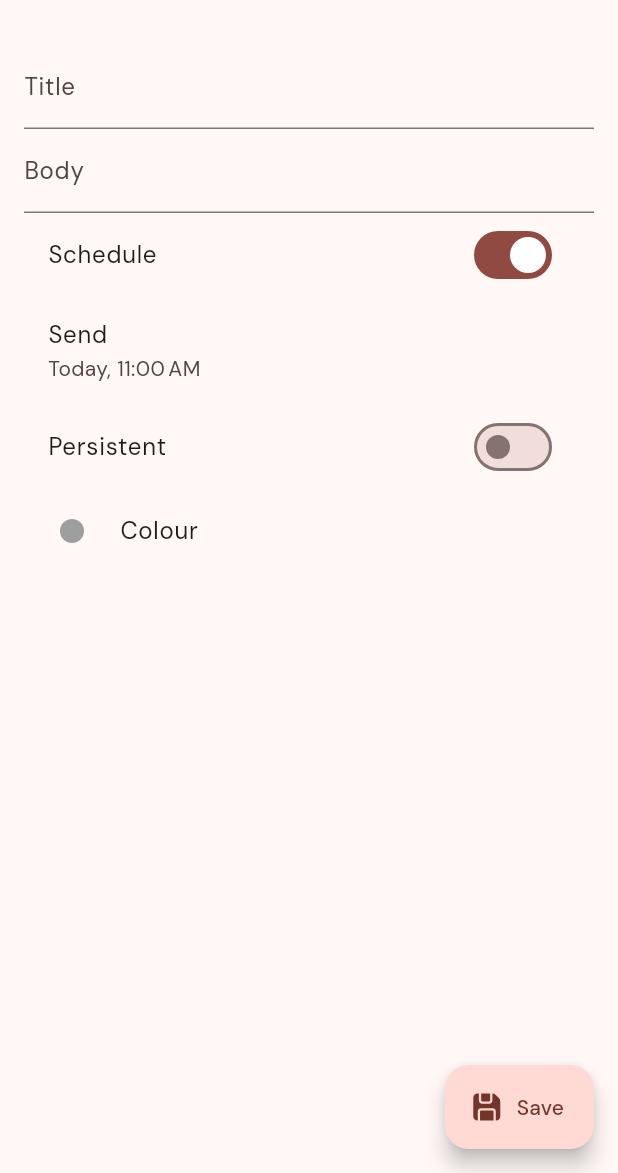
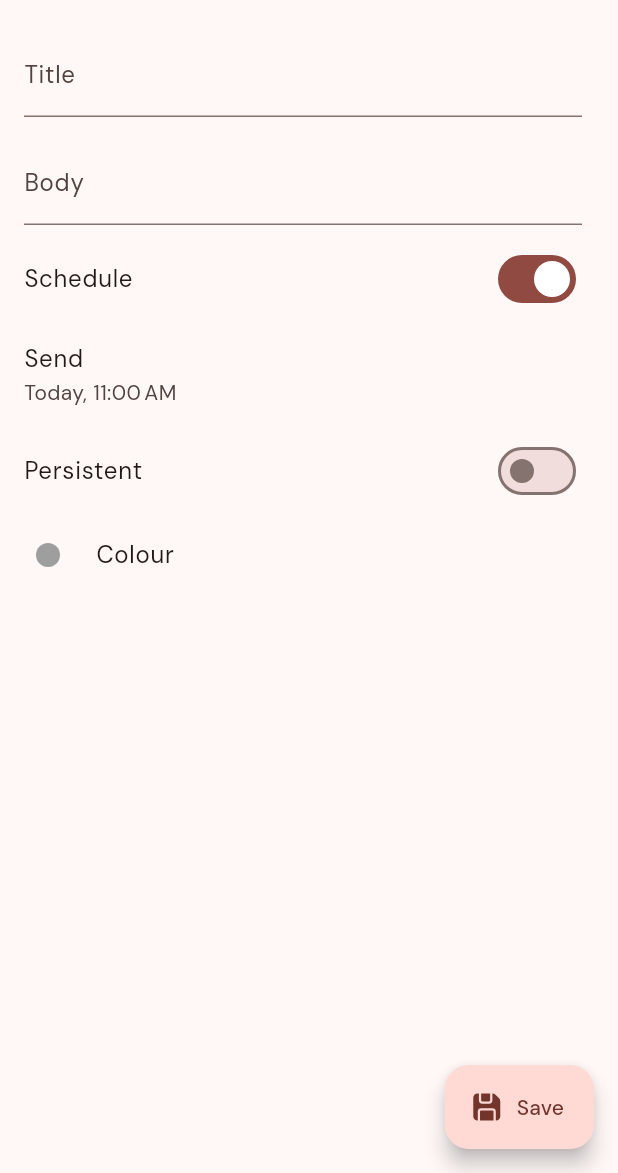
Before and after one commit to tomc128/noterly, a Flutter app: the EditNotificationPage screen opened directly with empty values, on a phone screen of 412 x 824 dp, the part 63-1236 px from its top. Run offline on Flutter 3.47's test engine with Material 2 defaults, Android fonts, the phone set to English and light mode, and no system bars; drawn by our look-alikes of dynamic_color; our stand-ins replace fluentui_system_icons, flutter_local_notifications, google_fonts, jiffy, timezone.

Commit message:
Add undo to delete button in edit page, update padding

```diff
--- a/noti_buddy/lib/pages/edit_notification_page.dart
+++ b/noti_buddy/lib/pages/edit_notification_page.dart
@@ -63,6 +63,16 @@ class _EditNotificationPageState extends State<EditNotificationPage> {
             icon: const Icon(FluentIcons.delete_16_filled),
             onPressed: () {
               AppManager.instance.deleteItem(_item.id);
+              ScaffoldMessenger.of(context).clearSnackBars(); // Clear any existing snackbars, as only one item can be restored.
+              ScaffoldMessenger.of(context).showSnackBar(
+                SnackBar(
+                  content: const Text('Notification deleted.'),
+                  action: SnackBarAction(
+                    label: 'Undo',
+                    onPressed: () => AppManager.instance.restoreLastDeletedItem(),
+                  ),
+                ),
+              );
               Navigator.of(context).pop();
             },
           ),
@@ -71,19 +81,22 @@ class _EditNotificationPageState extends State<EditNotificationPage> {
       body: Form(
         key: _formKey,
         child: ListView(
-          padding: const EdgeInsets.all(16),
           children: [
-            TextFormField(
+            ListTile(
+              title: TextFormField(
                 controller: _titleController,
                 decoration: const InputDecoration(
                   labelText: 'Title',
                 ),
                 validator: (value) => value!.isEmpty ? 'Please enter a title' : null,
               ),
-            TextFormField(
+            ),
+            ListTile(
+              title: TextFormField(
                 controller: _bodyController,
                 decoration: const InputDecoration(
                   labelText: 'Body',
+                ),
               ),
             ),
             SwitchListTile(
```
Lines whose indentation alone changed are shown as unchanged.
